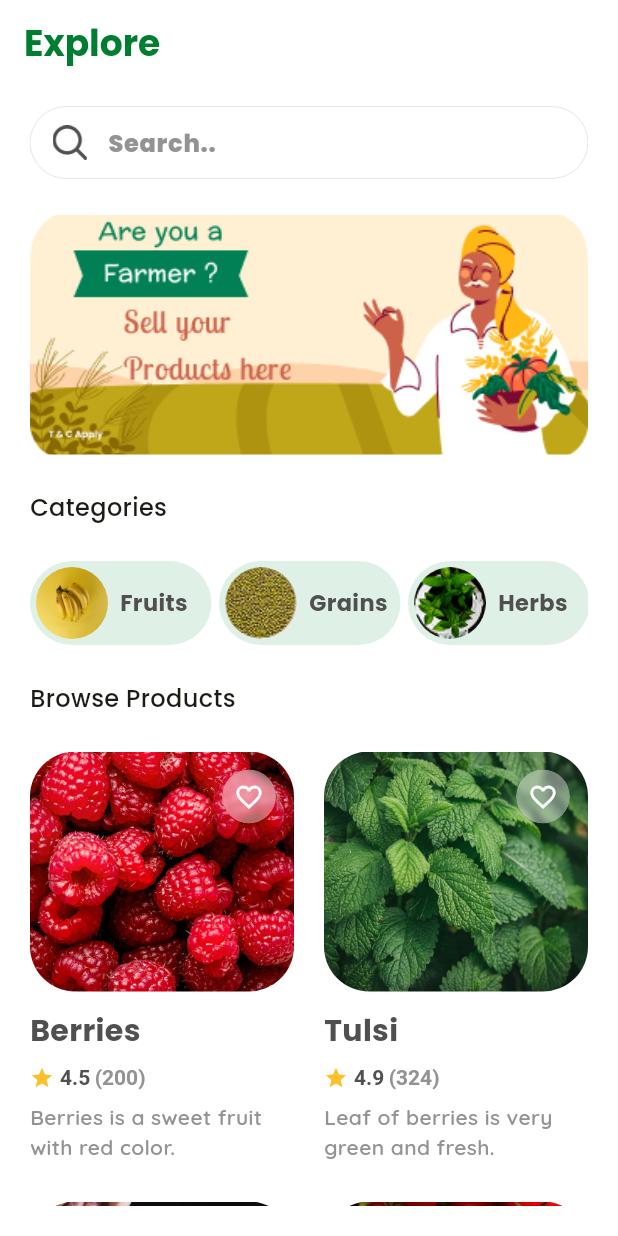
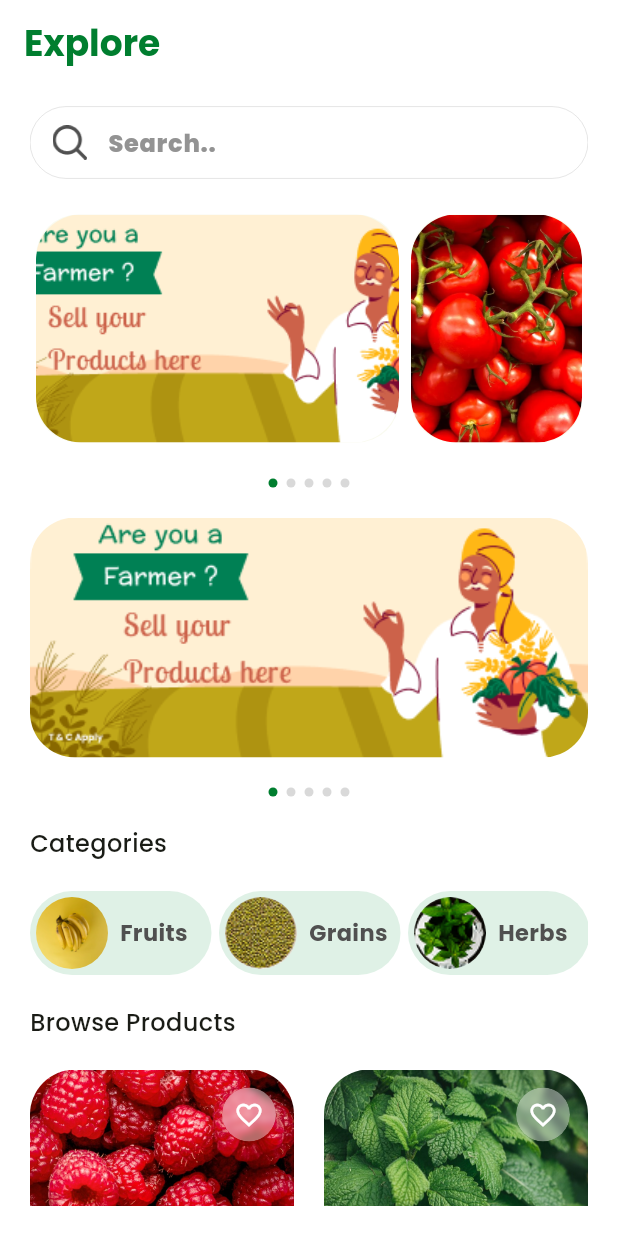
Before and after one commit to alHerys/1st-Workshop-Raion, a Flutter app: the screen it shows after launch, on a phone screen of 412 x 824 dp. Run offline on Flutter 3.47's test engine with Material 3 defaults, Android fonts, the phone set to English and light mode, and no system bars; our stand-ins replace google_fonts.

Commit message:
implementing page view, carousel, and dot indicator
Co-authored-by: Copilot <copilot@github.com>

```diff
--- a/lib/miniproject/home_page_4.dart
+++ b/lib/miniproject/home_page_4.dart
@@ -11,6 +11,36 @@ class HomePage4 extends StatefulWidget {
 }
 
 class _HomePage4State extends State<HomePage4> {
+  late PageController _pageController;
+  late CarouselController _carouselController;
+  int pageCount = 5;
+  int _pageViewPage = 0;
+  int _carouselPage = 0;
+
+  @override
+  void initState() {
+    super.initState();
+    _pageController = PageController();
+    _carouselController = CarouselController();
+    _carouselController.addListener(() {
+      setState(() {
+        _carouselPage = (_carouselController.offset / 300).round();
+      });
+    });
+    _pageController.addListener(() {
+      setState(() {
+        _pageViewPage = _pageController.page!.round();
+      });
+    });
+  }
+
+  @override
+  void dispose() {
+    _pageController.dispose();
+    _carouselController.dispose();
+    super.dispose();
+  }
+
   @override
   Widget build(BuildContext context) {
     return Scaffold(
@@ -31,7 +61,7 @@ class _HomePage4State extends State<HomePage4> {
         child: SingleChildScrollView(
           child: Column(
             crossAxisAlignment: .start,
-            spacing: 24,
+            spacing: 20,
             children: [
               Padding(
                 padding: const .only(top: 15.0),
@@ -65,26 +95,43 @@ class _HomePage4State extends State<HomePage4> {
                 ),
               ),
 
-              Container(
-                width: double.infinity,
-                height: 160,
-                clipBehavior: Clip.antiAlias,
-                decoration: BoxDecoration(
-                  borderRadius: BorderRadius.circular(10),
+              CarouselViewWidget(carouselController: _carouselController),
+
+              Row(
+                mainAxisAlignment: MainAxisAlignment.center,
+                spacing: 6,
+                children: List.generate(
+                  pageCount,
+                  (index) => Container(
+                    width: 6,
+                    height: 6,
+                    decoration: ShapeDecoration(
+                      color: _carouselPage == index
+                          ? Color(0xFF007E2F)
+                          : Color(0xFFD9D9D9),
+                      shape: OvalBorder(),
+                    ),
+                  ),
                 ),
-                child: PageView(
-                  children: [
-                    Image.asset(
-                      'assets/images/hero.png',
-                      fit: BoxFit.cover,
-                      width: double.infinity,
+              ),
+
+              PageViewWidget(pageController: _pageController),
+
+              Row(
+                mainAxisAlignment: MainAxisAlignment.center,
+                spacing: 6,
+                children: List.generate(
+                  pageCount,
+                  (index) => Container(
+                    width: 6,
+                    height: 6,
+                    decoration: ShapeDecoration(
+                      color: _pageViewPage == index
+                          ? Color(0xFF007E2F)
+                          : Color(0xFFD9D9D9),
+                      shape: OvalBorder(),
                     ),
-                    Image.asset(
-                      'assets/images/hero.png',
-                      fit: BoxFit.cover,
-                      width: double.infinity,
-                    ),
-                  ],
+                  ),
                 ),
               ),
 
@@ -169,3 +216,128 @@ class _HomePage4State extends State<HomePage4> {
     );
   }
 }
+
+class PageViewWidget extends StatelessWidget {
+  const PageViewWidget({super.key, required PageController pageController})
+    : _pageController = pageController;
+
+  final PageController _pageController;
+
+  @override
+  Widget build(BuildContext context) {
+    return Container(
+      width: double.infinity,
+      height: 160,
+      clipBehavior: Clip.antiAlias,
+      decoration: BoxDecoration(borderRadius: BorderRadius.circular(10)),
+      child: PageView(
+        controller: _pageController,
+        children: [
+          ClipRRect(
+            borderRadius: .circular(30),
+            child: Image.asset(
+              'assets/images/hero.png',
+              fit: BoxFit.cover,
+              width: double.infinity,
+            ),
+          ),
+          ClipRRect(
+            borderRadius: .circular(30),
+            child: Image.asset(
+              'assets/images/tomato.png',
+              fit: BoxFit.cover,
+              width: double.infinity,
+            ),
+          ),
+          ClipRRect(
+            borderRadius: .circular(30),
+            child: Image.asset(
+              'assets/images/berries.png',
+              fit: BoxFit.cover,
+              width: double.infinity,
+            ),
+          ),
+          ClipRRect(
+            borderRadius: .circular(30),
+            child: Image.asset(
+              'assets/images/milk.png',
+              fit: BoxFit.cover,
+              width: double.infinity,
+            ),
+          ),
+          ClipRRect(
+            borderRadius: .circular(30),
+            child: Image.asset(
+              'assets/images/tulsi.png',
+              fit: BoxFit.cover,
+              width: double.infinity,
+            ),
+          ),
+        ],
+      ),
+    );
+  }
+}
+
+class CarouselViewWidget extends StatelessWidget {
+  const CarouselViewWidget({
+    super.key,
+    required CarouselController carouselController,
+  }) : _carouselController = carouselController;
+
+  final CarouselController _carouselController;
+
+  @override
+  Widget build(BuildContext context) {
+    return SizedBox(
+      height: 160,
+      child: CarouselView(
+        controller: _carouselController,
+        itemExtent: 250,
+        itemSnapping: true,
+        children: [
+          ClipRRect(
+            borderRadius: .circular(30),
+            child: Image.asset(
+              'assets/images/hero.png',
+              fit: BoxFit.cover,
+              width: double.infinity,
+            ),
+          ),
+          ClipRRect(
+            borderRadius: .circular(30),
+            child: Image.asset(
+              'assets/images/tomato.png',
+              fit: BoxFit.cover,
+              width: double.infinity,
+            ),
+          ),
+          ClipRRect(
+            borderRadius: .circular(30),
+            child: Image.asset(
+              'assets/images/berries.png',
+              fit: BoxFit.cover,
+              width: double.infinity,
+            ),
+          ),
+          ClipRRect(
+            borderRadius: .circular(30),
+            child: Image.asset(
+              'assets/images/milk.png',
+              fit: BoxFit.cover,
+              width: double.infinity,
+            ),
+          ),
+          ClipRRect(
+            borderRadius: .circular(30),
+            child: Image.asset(
+              'assets/images/tulsi.png',
+              fit: BoxFit.cover,
+              width: double.infinity,
+            ),
+          ),
+        ],
+      ),
+    );
+  }
+}
```
